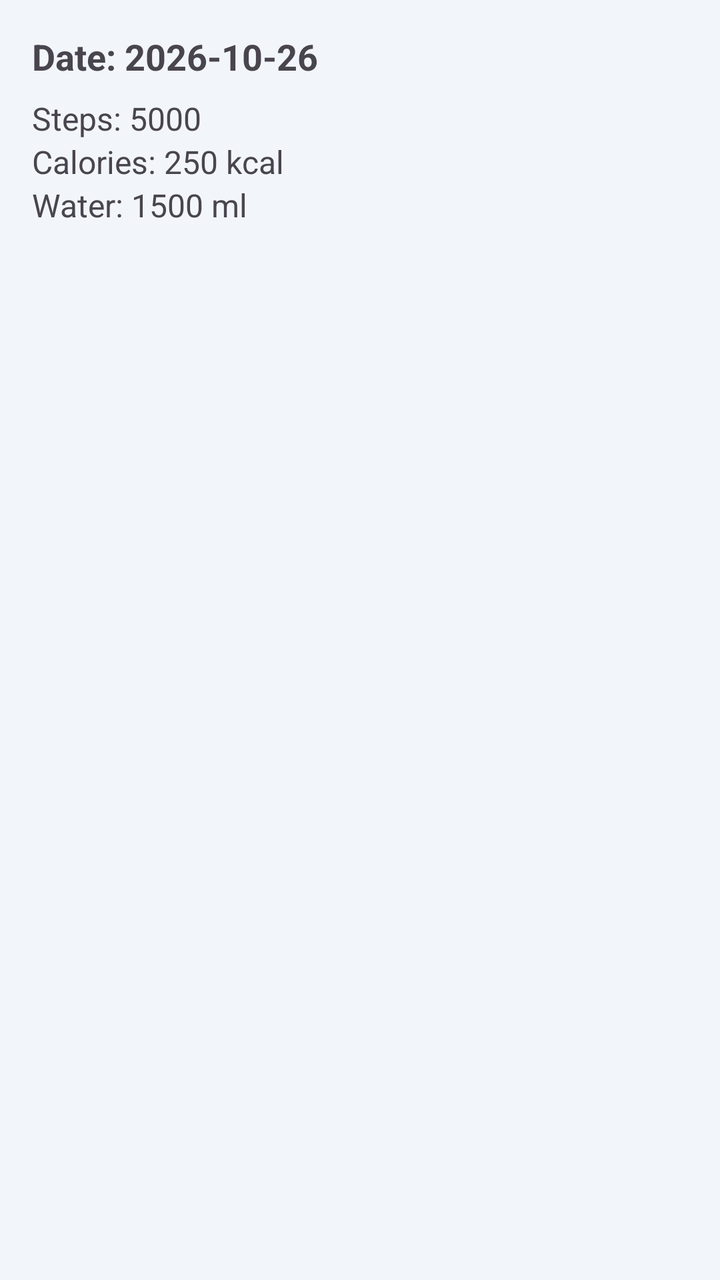
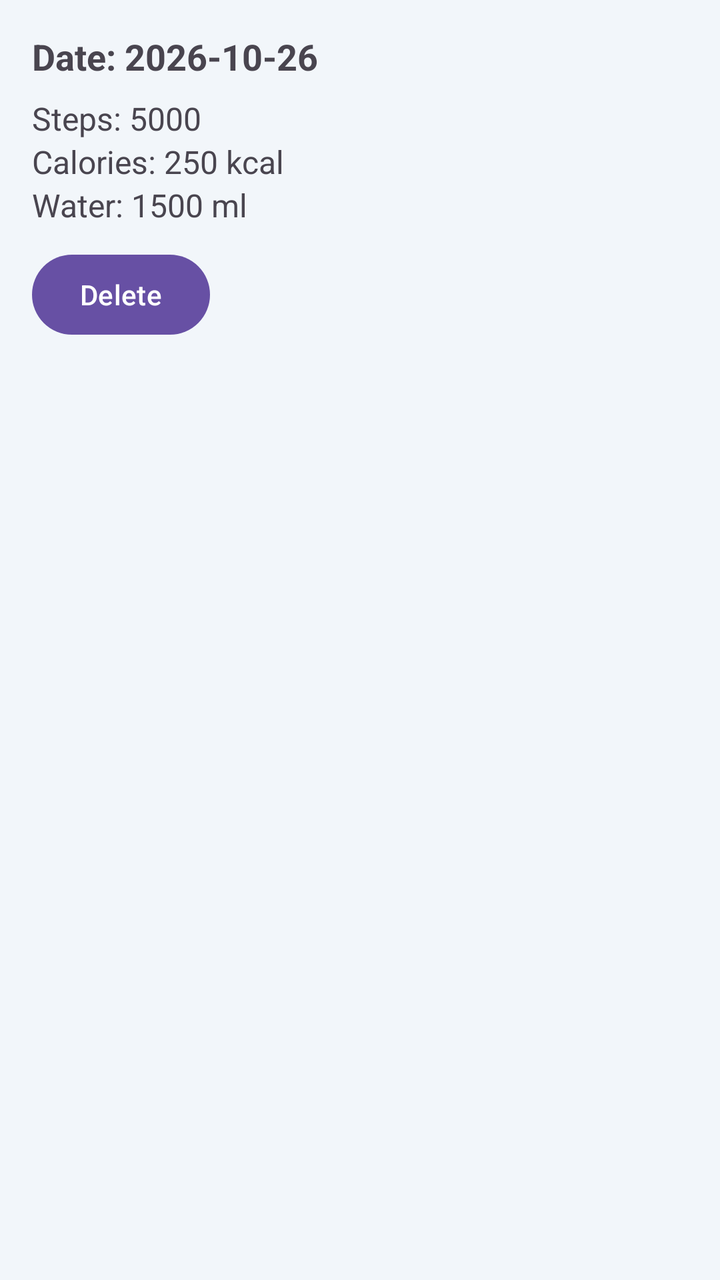

Two renders of the same Android screen: before a commit and after it. Below are the layout's source before the change and the commit's diff.
<!-- AndroidManifest.xml: application theme Theme.HealthMate -->
<!-- res/layout/item_health_record.xml -->
<?xml version="1.0" encoding="utf-8"?>
<LinearLayout
    xmlns:android="http://schemas.android.com/apk/res/android"
    android:layout_width="match_parent"
    android:layout_height="wrap_content"
    android:orientation="vertical"
    android:padding="16dp"
    android:layout_marginBottom="8dp"
    android:background="#F2F6FA">

    <TextView
        android:id="@+id/tvRecordDate"
        android:layout_width="match_parent"
        android:layout_height="wrap_content"
        android:text="Date: 2026-10-26"
        android:textSize="18sp"
        android:textStyle="bold"
        android:layout_marginBottom="8dp"/>

    <TextView
        android:id="@+id/tvRecordSteps"
        android:layout_width="match_parent"
        android:layout_height="wrap_content"
        android:text="Steps: 5000"
        android:textSize="16sp"/>

    <TextView
        android:id="@+id/tvRecordCalories"
        android:layout_width="match_parent"
        android:layout_height="wrap_content"
        android:text="Calories: 250 kcal"
        android:textSize="16sp"/>

    <TextView
        android:id="@+id/tvRecordWater"
        android:layout_width="match_parent"
        android:layout_height="wrap_content"
        android:text="Water: 1500 ml"
        android:textSize="16sp"/>

</LinearLayout>
<!-- resources referenced by this layout -->
<resources>
  <style name="Theme.HealthMate" parent="Base.Theme.HealthMate" />
  <style name="Base.Theme.HealthMate" parent="Theme.Material3.DayNight.NoActionBar">
          
          
      </style>
</resources>

<!-- the commit's change to res/layout/item_health_record.xml (unified diff, before → after) -->
@@ -38,4 +38,12 @@
         android:text="Water: 1500 ml"
         android:textSize="16sp"/>
 
+    <Button
+        android:id="@+id/btnDeleteRecord"
+        android:layout_width="wrap_content"
+        android:layout_height="wrap_content"
+        android:text="Delete"
+        android:layout_marginTop="10dp"/>
+
+
 </LinearLayout>
